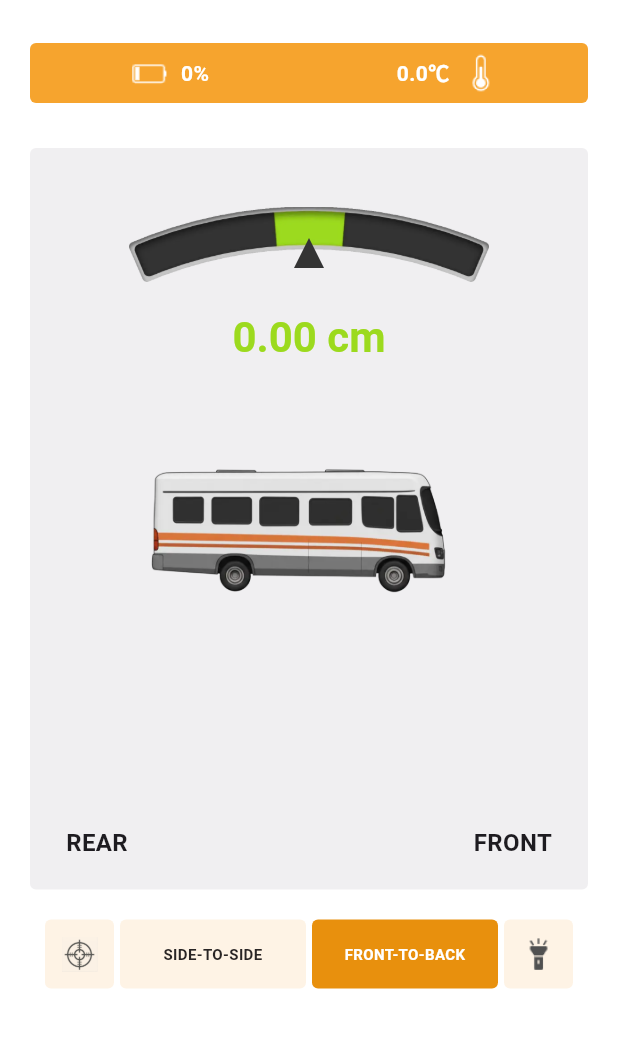
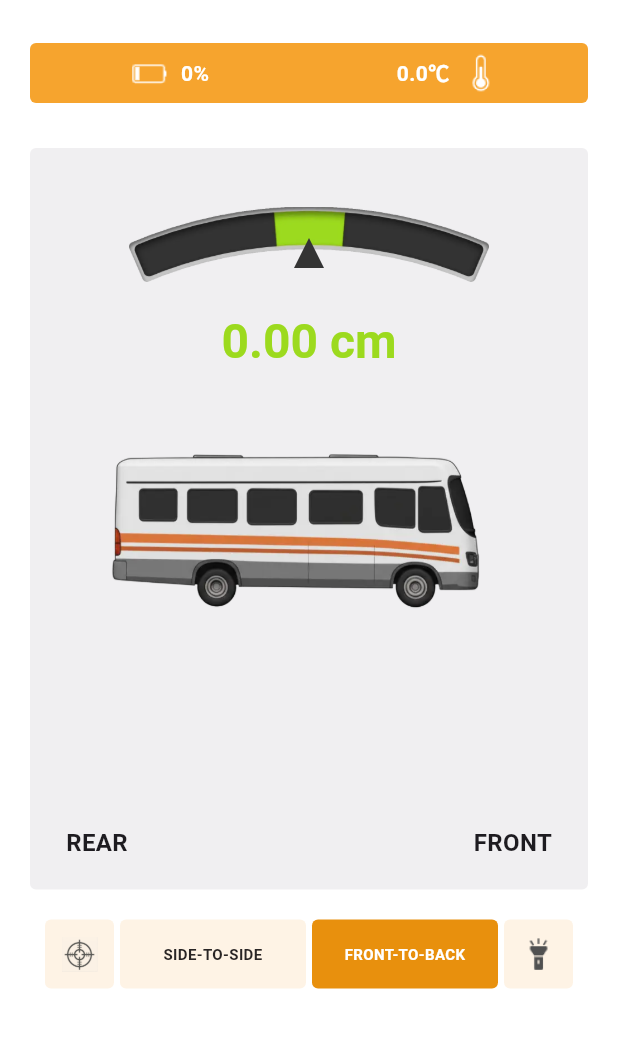
Before and after one commit to dhs964057117/gyrosApp, a Flutter app: the HomeScreen screen opened directly, on a phone screen of 412 x 824 dp, the part 71-1119 px from its top. Run offline on Flutter 3.47's test engine with Material 3 defaults, Android fonts, the phone set to English and light mode, and no system bars; our stand-ins replace flutter_blue_plus, permission_handler, shared_preferences; missing offline and left inert: page_flip, torch_light; accounts and stored records are empty; Roboto replaces fonts that are missing (Arial).

Commit message:
feat: 1、调整车的大小 2、调整字体大小

```diff
--- a/lib/screens/home_screen.dart
+++ b/lib/screens/home_screen.dart
@@ -276,7 +276,7 @@ class _HomeScreenState extends State<HomeScreen>
                             duration: const Duration(milliseconds: 100),
                             curve: Curves.linear,
                             style: TextStyle(
-                              fontSize: 28,
+                              fontSize: 32,
                               fontWeight: FontWeight.bold,
                               color: _getGaugeColor(hAbsVal, storage.unit),
                               fontFeatures: const [
--- a/lib/widgets/leveling_gauge.dart
+++ b/lib/widgets/leveling_gauge.dart
@@ -82,7 +82,7 @@ class LevelingGauge extends StatelessWidget {
                 duration: const Duration(milliseconds: 300),
                 curve: Curves.easeOutBack,
                 child: FractionallySizedBox(
-                  widthFactor: 0.8, // 80% of width
+                  widthFactor: 1.0, // 80% of width
                   child: Image.asset(carImage, fit: BoxFit.contain),
                 ),
               ),
```
